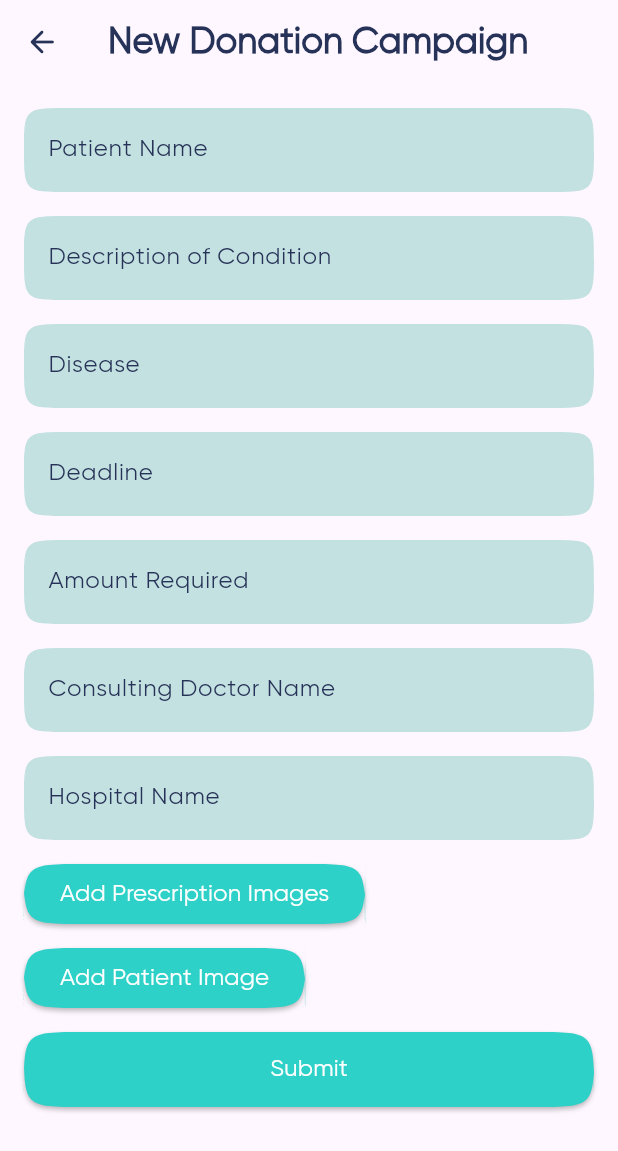
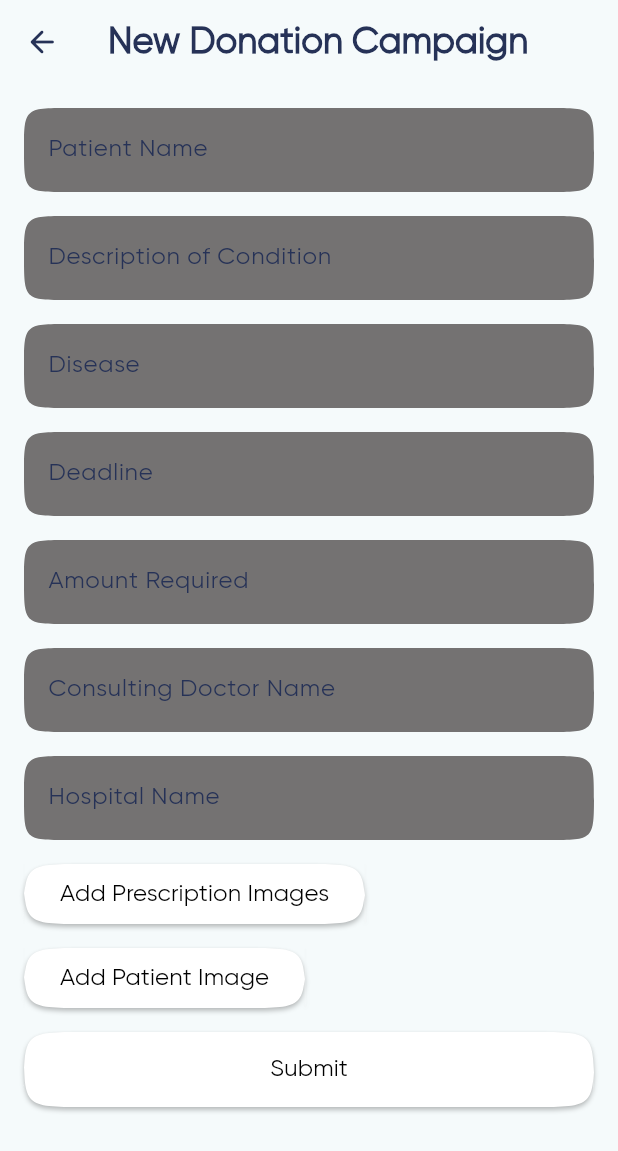
Before and after one commit to ksahil22/G11_Appointments_Scheduling, a Flutter app: the NewDonationCampaignScreen screen opened directly, on a phone screen of 412 x 824 dp. Shown: the top 1151 px of the screen. Run offline on Flutter 3.47's test engine with Material 3 defaults, Android fonts, the phone set to English and light mode, and no system bars; our stand-ins replace carousel_slider, cloud_firestore, firebase_auth, firebase_core, firebase_storage, flutter_svg; accounts and stored records are empty.

Commit message:
Completed UI refinement

```diff
--- a/lib/admin_views/donation_detail_screen.dart
+++ b/lib/admin_views/donation_detail_screen.dart
@@ -111,7 +111,7 @@ class _DonationDetailState extends State<DonationDetail> {
                       child: Text(
                         "Donate",
                         style:
-                            kButtonBigTextStyle.copyWith(color: Colors.white),
+                            kButtonBigTextStyle.copyWith(color: Colors.black),
                       ),
                     ),
                   ),
--- a/lib/admin_views/new_donation_campaign_screen.dart
+++ b/lib/admin_views/new_donation_campaign_screen.dart
@@ -86,7 +86,7 @@ class _NewDonationCampaignScreenState extends State<NewDonationCampaignScreen> {
                     controller: _patientNameController,
                     decoration: InputDecoration(
                       filled: true,
-                      fillColor: TealLightCustomColor,
+                      fillColor: softWhiteCustomColor,
                       labelStyle: kSmallParaTextStyle,
                       labelText: 'Patient Name',
                       border: InputBorder.none, // Remove the border
@@ -116,7 +116,7 @@ class _NewDonationCampaignScreenState extends State<NewDonationCampaignScreen> {
                       labelText: 'Description of Condition',
                       labelStyle: kSmallParaTextStyle,
                       filled: true,
-                      fillColor: TealLightCustomColor,
+                      fillColor: softWhiteCustomColor,
                       border: InputBorder.none,
                     ),
                     maxLines: null,
@@ -145,7 +145,7 @@ class _NewDonationCampaignScreenState extends State<NewDonationCampaignScreen> {
                       labelText: 'Disease',
                       labelStyle: kSmallParaTextStyle,
                       filled: true,
-                      fillColor: TealLightCustomColor,
+                      fillColor: softWhiteCustomColor,
                       border: InputBorder.none,
                     ),
                     validator: (value) {
@@ -173,7 +173,7 @@ class _NewDonationCampaignScreenState extends State<NewDonationCampaignScreen> {
                       labelText: 'Deadline',
                       labelStyle: kSmallParaTextStyle,
                       filled: true,
-                      fillColor: TealLightCustomColor,
+                      fillColor: softWhiteCustomColor,
                       border: InputBorder.none,
                     ),
                     onTap: () => {},
@@ -196,7 +196,7 @@ class _NewDonationCampaignScreenState extends State<NewDonationCampaignScreen> {
                       labelText: 'Amount Required',
                       labelStyle: kSmallParaTextStyle,
                       filled: true,
-                      fillColor: TealLightCustomColor,
+                      fillColor: softWhiteCustomColor,
                       border: InputBorder.none,
                     ),
                     keyboardType: TextInputType.number,
@@ -228,7 +228,7 @@ class _NewDonationCampaignScreenState extends State<NewDonationCampaignScreen> {
                       labelText: 'Consulting Doctor Name',
                       labelStyle: kSmallParaTextStyle,
                       filled: true,
-                      fillColor: TealLightCustomColor,
+                      fillColor: softWhiteCustomColor,
                       border: InputBorder.none,
                     ),
                     validator: (value) {
@@ -256,7 +256,7 @@ class _NewDonationCampaignScreenState extends State<NewDonationCampaignScreen> {
                       labelText: 'Hospital Name',
                       labelStyle: kSmallParaTextStyle,
                       filled: true,
-                      fillColor: TealLightCustomColor,
+                      fillColor: softWhiteCustomColor,
                       border: InputBorder.none,
                     ),
                     validator: (value) {
@@ -283,7 +283,7 @@ class _NewDonationCampaignScreenState extends State<NewDonationCampaignScreen> {
                     child: Text(
                       'Add Prescription Images',
                       style: kSmallParaTextStyle.copyWith(
-                        color: Colors.white,
+                        color: Colors.black,
                       ),
                     ),
                   ),
@@ -303,7 +303,7 @@ class _NewDonationCampaignScreenState extends State<NewDonationCampaignScreen> {
                     child: Text(
                       'Add Patient Image',
                       style: kSmallParaTextStyle.copyWith(
-                        color: Colors.white,
+                        color: Colors.black,
                       ),
                     ),
                   ),
@@ -319,7 +319,7 @@ class _NewDonationCampaignScreenState extends State<NewDonationCampaignScreen> {
                         : Text(
                             'Submit',
                             style: kSmallParaTextStyle.copyWith(
-                              color: Colors.white,
+                              color: Colors.black,
                             ),
                           ),
                     style: ElevatedButton.styleFrom(
--- a/lib/components/service_square_card.dart
+++ b/lib/components/service_square_card.dart
@@ -35,7 +35,7 @@ class ServiceSquareCard extends StatelessWidget {
         ),
         elevation: 0,
         child: Padding(
-          padding: const EdgeInsets.symmetric(vertical: 20.0, horizontal: 18.0),
+          padding: const EdgeInsets.symmetric(vertical: 10.0, horizontal: 9.0),
           child: Column(
             mainAxisAlignment: MainAxisAlignment.center,
             children: [
--- a/lib/constants/color_const.dart
+++ b/lib/constants/color_const.dart
@@ -6,8 +6,8 @@ Color softGrayStrokeCustomColor =
     const Color(0xFF263257).withOpacity(0.15); // stroke color
 Color primaryBlueSoftenCustomColor =
     const Color(0xFF263257); // soft version of main color for text
-Color softWhiteCustomColor = const Color(0xFFF8F8F8);
-Color TealLightCustomColor = const Color(0xFFC3E1E0);
-Color TealDarkCustomColor = const Color(0xFF128983);
-Color TealCustomButtonlightColor = const Color(0xFF2ED1C8);
-Color TealThemeCustomColor = const Color(0xFF149DA1);
+Color softWhiteCustomColor = const Color.fromARGB(255, 116, 114, 114);
+Color TealLightCustomColor = const Color.fromARGB(255, 13, 15, 15);
+Color TealDarkCustomColor = const Color.fromARGB(255, 0, 0, 0);
+Color TealCustomButtonlightColor = const Color.fromARGB(255, 255, 255, 255);
+Color TealThemeCustomColor = const Color.fromARGB(255, 0, 0, 0);
--- a/lib/main.dart
+++ b/lib/main.dart
@@ -28,7 +28,7 @@
       title: 'MediSchedule',
       debugShowCheckedModeBanner: false,
       theme: ThemeData(
-        colorScheme: ColorScheme.fromSeed(seedColor: Colors.deepPurple),
+        colorScheme: ColorScheme.fromSeed(seedColor: Colors.white),
         useMaterial3: true,
       ),
       home: const LoginScreen(),
```
Also changed, not shown: lib/views/admin_dashboard_screen.dart (+0 -22 lines), lib/views/home_screen.dart (+9 -16 lines), lib/views/service_detail_screen.dart (+4 -4 lines), assets/images/docbro2.svg.
